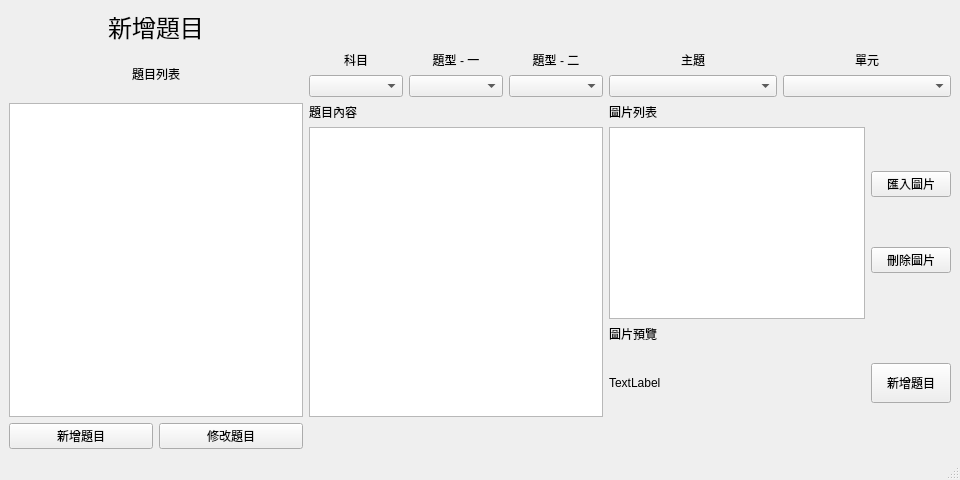
First picture: the form in view/UI/Add_Edit_Question_UI.ui, repository allen880612/Question-Database-System, before the edit.
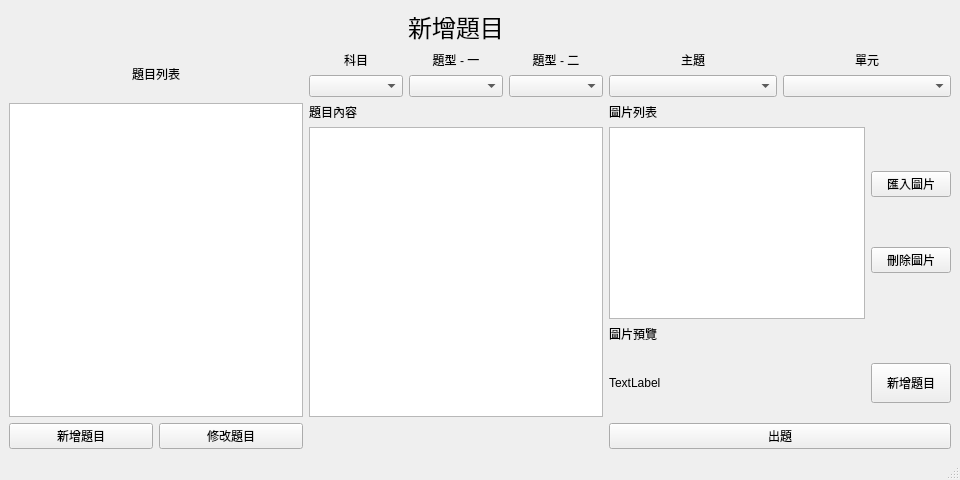
Second picture: the form after the edit.

The edit to the form file:
```diff
--- a/view/UI/Add_Edit_Question_UI.ui
+++ b/view/UI/Add_Edit_Question_UI.ui
@@ -189,22 +189,6 @@
         </item>
        </layout>
       </item>
-      <item row="1" column="0">
-       <widget class="QLabel" name="label_add_edit_question">
-        <property name="font">
-         <font>
-          <family>微軟正黑體 Light</family>
-          <pointsize>18</pointsize>
-         </font>
-        </property>
-        <property name="text">
-         <string>新增題目</string>
-        </property>
-        <property name="alignment">
-         <set>Qt::AlignCenter</set>
-        </property>
-       </widget>
-      </item>
       <item row="2" column="1">
        <layout class="QGridLayout" name="gridLayout_2">
         <item row="1" column="1">
@@ -248,6 +232,29 @@
         </item>
        </layout>
       </item>
+      <item row="1" column="1">
+       <widget class="QLabel" name="label_add_edit_question">
+        <property name="font">
+         <font>
+          <family>微軟正黑體 Light</family>
+          <pointsize>18</pointsize>
+         </font>
+        </property>
+        <property name="text">
+         <string>新增題目</string>
+        </property>
+        <property name="alignment">
+         <set>Qt::AlignCenter</set>
+        </property>
+       </widget>
+      </item>
+      <item row="4" column="2">
+       <widget class="QPushButton" name="button_make_question">
+        <property name="text">
+         <string>出題</string>
+        </property>
+       </widget>
+      </item>
      </layout>
     </item>
    </layout>
```
Left out of the diff: 42 changed lines with no effect on the pictures.
